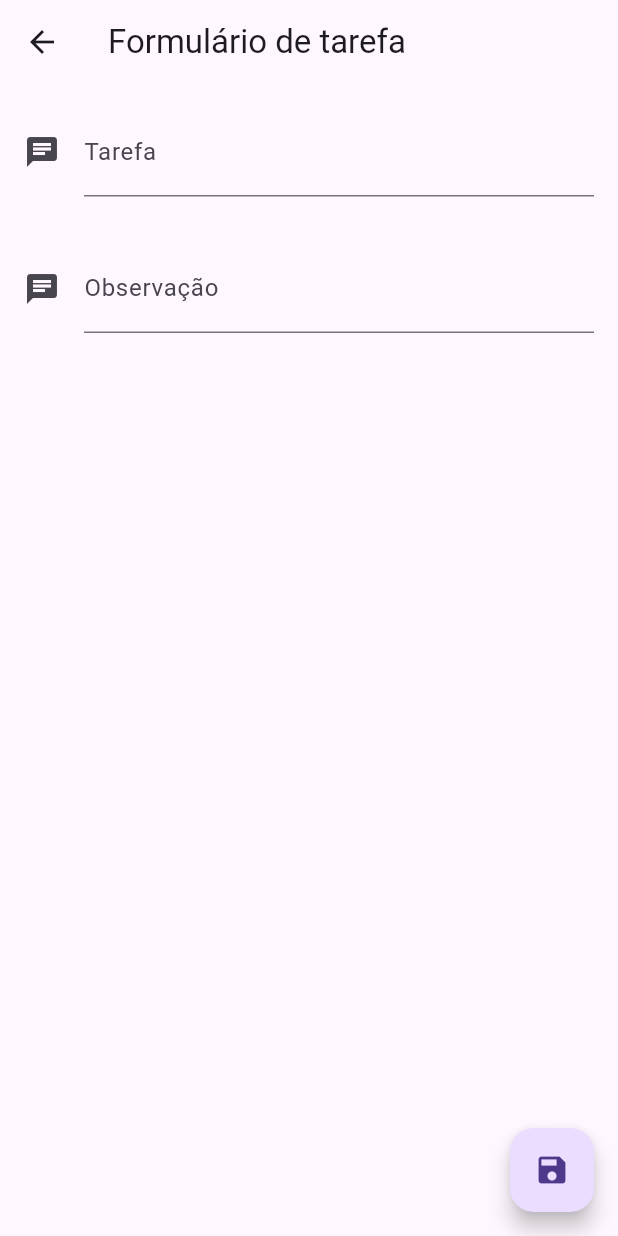
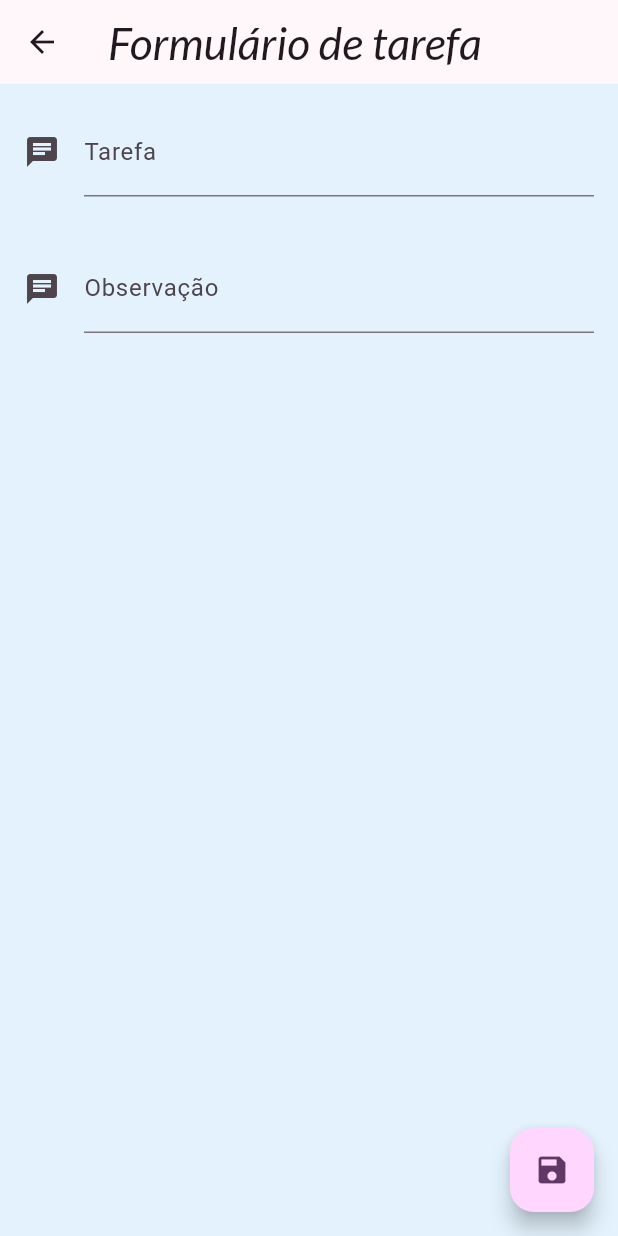
Before and after one commit to barbarastella/pm-todolist, a Flutter app: the screen it shows after launch, after a tap on the "add" icon, on a phone screen of 412 x 824 dp. Run offline on Flutter 3.47's test engine with Material 3 defaults, Android fonts, the phone set to English and light mode, and no system bars; our stand-ins replace google_fonts.

Commit message:
feat: alteração do tema com novas cores

```diff
--- a/lib/main.dart
+++ b/lib/main.dart
@@ -1,10 +1,29 @@
 import 'package:flutter/material.dart';
 import 'screens/tarefa/lista_tarefa.dart';
+import 'package:google_fonts/google_fonts.dart';
 
 void main() {
   runApp(
     MaterialApp(
       home: ListaTarefa(),
+      theme: ThemeData(
+        scaffoldBackgroundColor: Colors.blue[50],
+        colorScheme: ColorScheme.fromSeed(
+          seedColor: Colors.purple,
+          brightness: Brightness.light,
+        ),
+        textTheme: TextTheme(
+          displayLarge: TextStyle(
+            fontSize: 32,
+            fontWeight: FontWeight.bold,
+          ),
+          titleLarge: TextStyle(
+            fontSize: 30,
+            fontFamily: GoogleFonts.lato().fontFamily,
+            fontStyle: FontStyle.italic,
+          ),
+        ),
+      ),
       /*Scaffold(
         appBar: AppBar(title: Text("To Do App")),
         floatingActionButton: FloatingActionButton(
--- a/lib/screens/tarefa/lista_tarefa.dart
+++ b/lib/screens/tarefa/lista_tarefa.dart
@@ -21,7 +21,7 @@ class ListaTarefaState extends State<ListaTarefa> {
     _tarefas.add(Tarefa(1, 0, "Título Z", "Observação Z")); */
 
     return Scaffold(
-      appBar: AppBar(title: Text("To Do App"), backgroundColor: Colors.purple[50]),
+      appBar: AppBar(title: Text("To Do App"), backgroundColor: Colors.green[100]),
       floatingActionButton: FloatingActionButton(
           onPressed: (){
             final Future valorFuturo = Navigator.push(
--- a/pubspec.yaml
+++ b/pubspec.yaml
@@ -34,6 +34,7 @@ dependencies:
   # The following adds the Cupertino Icons font to your application.
   # Use with the CupertinoIcons class for iOS style icons.
   cupertino_icons: ^1.0.8
+  google_fonts: ^8.0.2
 
 dev_dependencies:
   flutter_test:
```
Also changed, not shown: pubspec.lock.
